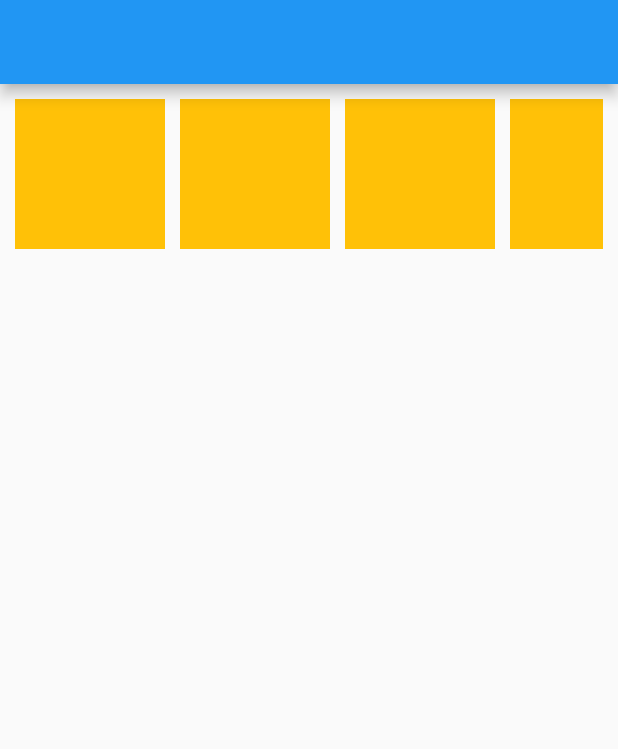
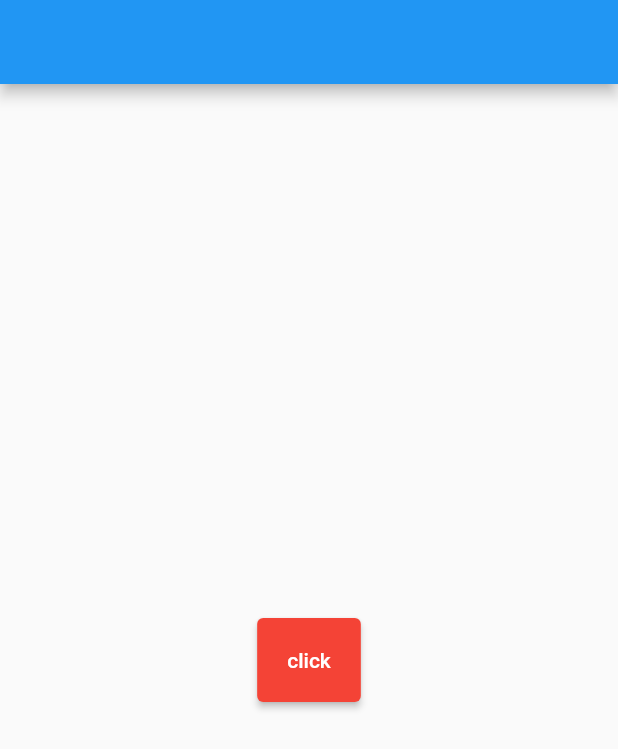
Before and after one commit to messabih-khalil/flutter, a Flutter app: the screen it shows after launch, on a phone screen of 412 x 824 dp. Shown: the top 749 px of the screen. Run offline on Flutter 3.47's test engine with Material 2 defaults, Android fonts, the phone set to English and light mode, and no system bars.

Commit message:
ElevatedButton

```diff
--- a/lib/main.dart
+++ b/lib/main.dart
@@ -15,71 +15,16 @@ class HomePage extends StatelessWidget {
   @override
   Widget build(BuildContext context) {
     return Scaffold(
-      appBar: AppBar(),
-      body: Container(
-        margin: EdgeInsets.all(10),
-        child: SingleChildScrollView(
-          scrollDirection: Axis.horizontal,
-          child: Row(
-            children: [
-              Container(
-                width: 100,
-                height: 100,
-                margin: EdgeInsets.only(right: 10),
-                color: Colors.amber,
-              ),
-              Container(
-                width: 100,
-                height: 100,
-                margin: EdgeInsets.only(right: 10),
-                color: Colors.amber,
-              ),
-              Container(
-                width: 100,
-                height: 100,
-                margin: EdgeInsets.only(right: 10),
-                color: Colors.amber,
-              ),
-              Container(
-                width: 100,
-                height: 100,
-                margin: EdgeInsets.only(right: 10),
-                color: Colors.amber,
-              ),
-              Container(
-                width: 100,
-                height: 100,
-                margin: EdgeInsets.only(right: 10),
-                color: Colors.amber,
-              ),
-              Container(
-                width: 100,
-                height: 100,
-                margin: EdgeInsets.only(right: 10),
-                color: Colors.amber,
-              ),
-              Container(
-                width: 100,
-                height: 100,
-                margin: EdgeInsets.only(right: 10),
-                color: Colors.amber,
-              ),
-              Container(
-                width: 100,
-                height: 100,
-                margin: EdgeInsets.only(right: 10),
-                color: Colors.amber,
-              ),
-              Container(
-                width: 100,
-                height: 100,
-                margin: EdgeInsets.only(right: 10),
-                color: Colors.amber,
-              ),
-            ],
+        appBar: AppBar(),
+        body: Center(
+          child: ElevatedButton(
+            onPressed: () {
+              print("from click button");
+            },
+            child: Text("click"),
+            style: ElevatedButton.styleFrom(
+                padding: EdgeInsets.all(20), backgroundColor: Colors.red),
           ),
-        ),
-      ),
-    );
+        ));
   }
 }
```
